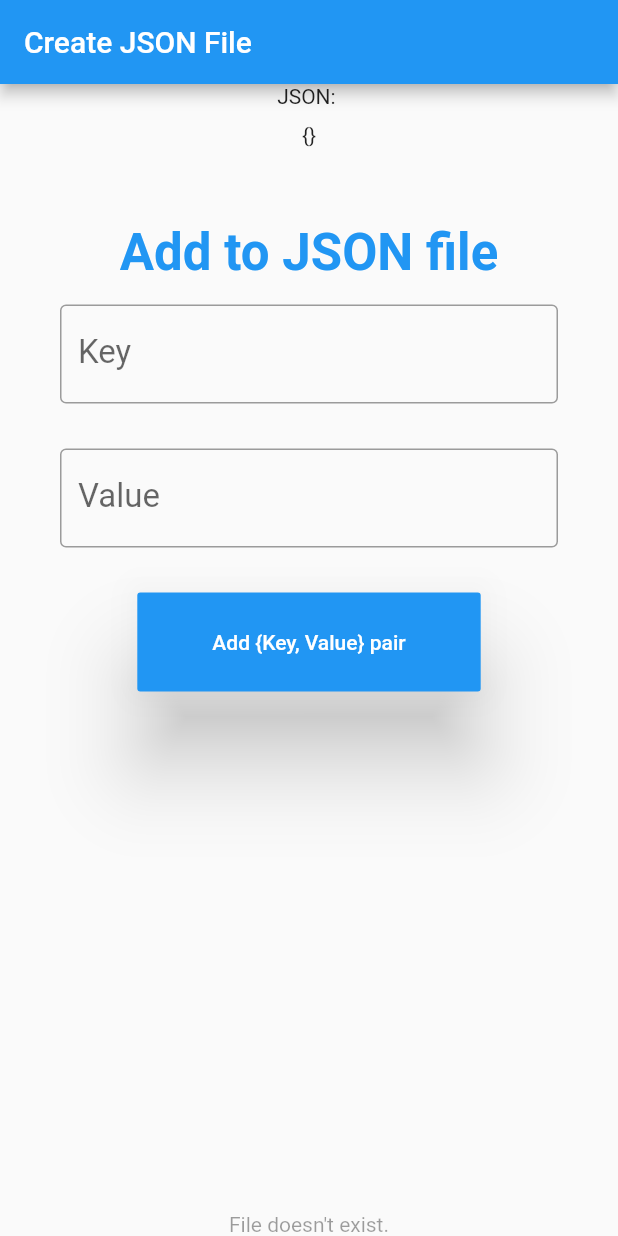
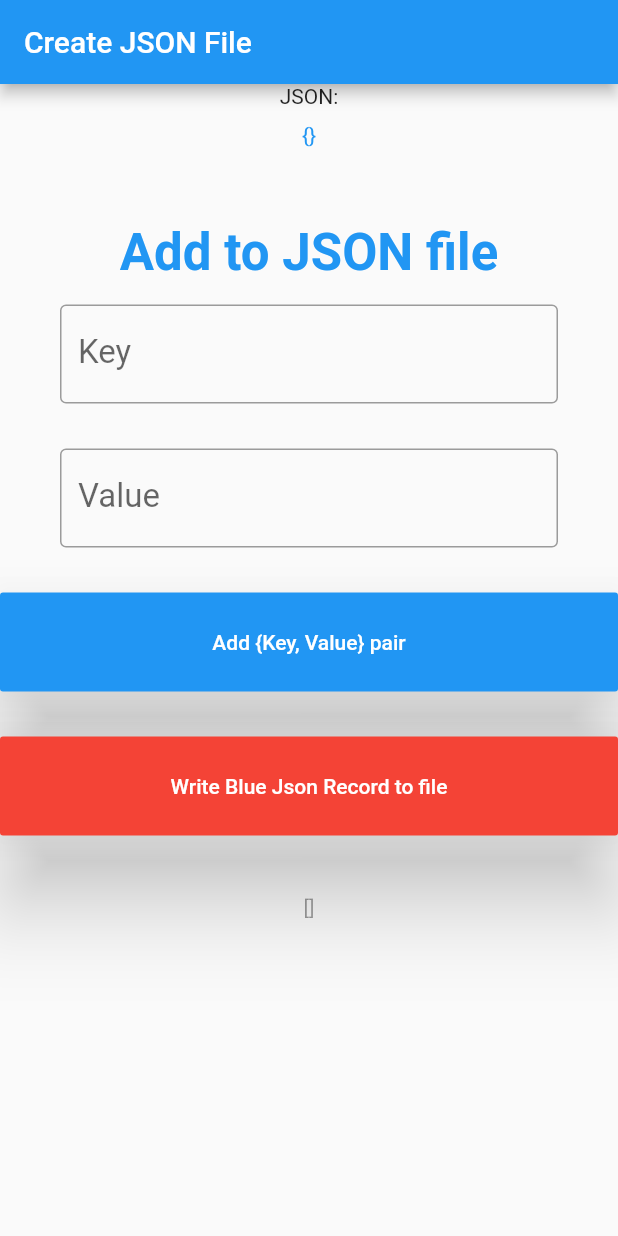
Before and after one commit to tomasbaran/save_json_file, a Flutter app: the screen it shows after launch, on a phone screen of 412 x 824 dp. Run offline on Flutter 3.47's test engine with Material 2 defaults, Android fonts, the phone set to English and light mode, and no system bars.

Commit message:
Saving multiple records of JSONs
* Saving Lists of Maps(json)
* Change Column->ListView so there is no problem view on Android

```diff
--- a/lib/main.dart
+++ b/lib/main.dart
@@ -28,8 +28,11 @@ class _MyAppState extends State<MyApp> {
   File _filePath;
 
   // First initialization of _json (if there is no json in the file)
-  Map<String, dynamic> _json = {};
-  String _jsonString;
+  Map<dynamic, dynamic> _json = {};
+  String _jsonListString;
+
+  // Initialization of List<_jsons>
+  List<dynamic> _jsonList = [];
 
   Future<String> get _localPath async {
     final directory = await getApplicationDocumentsDirectory();
@@ -41,24 +44,34 @@ class _MyAppState extends State<MyApp> {
     return File('$path/$kFileName');
   }
 
-  void _writeJson(String key, dynamic value) async {
+  void _writeJsonRecord(Map<dynamic, dynamic> _jsonInput) {
+    // 0. Get the _json
+    print('0.(_writeJsonRecord) _json: $_jsonInput');
+
+    // 1. Add new json to the List<_json>
+    _jsonList.add(_jsonInput);
+    print('1.(_writeJsonRecord) _jsonList: $_jsonList');
+
+    // 2. Convert _jsonList->_jsonListString
+    _jsonListString = jsonEncode(_jsonList);
+    print('2a.(_writeJsonRecord) _jsonListString: $_jsonListString \n \n -');
+
+    // 3. Write _jsonListString into the file
+    _filePath.writeAsString(_jsonListString);
+  }
+
+  void _writeJsonPair(String key, dynamic value) {
     // Initialize the local _filePath
     //final _filePath = await _localFile;
 
-    //1. Create _newJson<Map> from input<TextField>
-    Map<String, dynamic> _newJson = {key: value};
-    print('1.(_writeJson) _newJson: $_newJson');
+    //1. Create _newJsonPair<Map> from input<TextField>
+    Map<String, dynamic> _newJsonPair = {key: value};
+    print('1.(_writeJson) _newJsonPair: $_newJsonPair');
 
-    //2. Update _json by adding _newJson<Map> -> _json<Map>
-    _json.addAll(_newJson);
-    print('2.(_writeJson) _json(updated): $_json');
-
-    //3. Convert _json ->_jsonString
-    _jsonString = jsonEncode(_json);
-    print('3.(_writeJson) _jsonString: $_jsonString\n - \n');
-
-    //4. Write _jsonString to the _filePath
-    _filePath.writeAsString(_jsonString);
+    //2. Update _json by adding _newJsonPair<Map> -> _json<Map>
+    print('2a.(_writeJson) _json(before being updated): $_json');
+    _json.addAll(_newJsonPair);
+    print('2b.(_writeJson) _json(updated): $_json \n\n -');
   }
 
   void _readJson() async {
@@ -72,13 +85,13 @@ class _MyAppState extends State<MyApp> {
     //1. If the _file exists->read it: update initialized _json by what's in the _file
     if (_fileExists) {
       try {
-        //1. Read _jsonString<String> from the _file.
-        _jsonString = await _filePath.readAsString();
-        print('1.(_readJson) _jsonString: $_jsonString');
+        //1. Read _jsonListString<String> from the _file.
+        _jsonListString = await _filePath.readAsString();
+        print('1.(_readJson) _jsonListString: $_jsonListString');
 
-        //2. Update initialized _json by converting _jsonString<String>->_json<Map>
-        _json = jsonDecode(_jsonString);
-        print('2.(_readJson) _json: $_json \n - \n');
+        //2. Update initialized _jsonList by converting _jsonListString<String>->_jsonList<Map>
+        _jsonList = jsonDecode(_jsonListString);
+        print('2.(_readJson) _jsonList: $_jsonList');
       } catch (e) {
         // Print exception errors
         print('Tried reading _file error: $e');
@@ -93,7 +106,7 @@ class _MyAppState extends State<MyApp> {
     // Instantiate _controllerKey and _controllerValue
     _controllerKey = TextEditingController();
     _controllerValue = TextEditingController();
-    print('0. Initialized _json: $_json');
+    print('0. Initialized _jsonList: $_jsonList');
     _readJson();
   }
 
@@ -112,22 +125,28 @@ class _MyAppState extends State<MyApp> {
           title: Text('Create JSON File'),
         ),
         body: SafeArea(
-          child: Column(
-            mainAxisAlignment: MainAxisAlignment.spaceAround,
+          child: ListView(
+            //mainAxisAlignment: MainAxisAlignment.spaceAround,
             children: <Widget>[
               Text(
-                'JSON: ',
+                'JSON:',
+                textAlign: TextAlign.center,
               ),
               Padding(
                 padding:
                     const EdgeInsets.symmetric(horizontal: 30.0, vertical: 10),
-                child: Text(_json.toString()),
+                child: Text(
+                  _json.toString(),
+                  textAlign: TextAlign.center,
+                  style: TextStyle(color: Theme.of(context).primaryColor),
+                ),
               ),
               SizedBox(
                 height: 40,
               ),
               Text(
                 'Add to JSON file',
+                textAlign: TextAlign.center,
                 style: Theme.of(context)
                     .textTheme
                     .headline4
@@ -145,13 +164,10 @@ class _MyAppState extends State<MyApp> {
                 height: 15,
               ),
               RaisedButton(
-                onPressed: () async {
+                onPressed: () {
                   print(
-                      '0. Input key: ${_controllerKey.text}; Input value: ${_controllerValue.text}\n-\n');
-                  _writeJson(_controllerKey.text, _controllerValue.text);
-                  final file = await _localFile;
-                  _fileExists = await file.exists();
-                  //_fileName = file;
+                      '0. Input key: ${_controllerKey.text}; Input value: ${_controllerValue.text}');
+                  _writeJsonPair(_controllerKey.text, _controllerValue.text);
 
                   setState(() {});
                   _controllerKey.clear();
@@ -169,24 +185,38 @@ class _MyAppState extends State<MyApp> {
                 ),
               ),
               SizedBox(
+                height: 30,
+              ),
+              RaisedButton(
+                onPressed: () {
+                  _writeJsonRecord(_json);
+                  // Clear _json for the new _json
+                  _json = {};
+                  setState(() {});
+                },
+                elevation: 25.0,
+                padding: EdgeInsets.symmetric(horizontal: 50, vertical: 25),
+                //shape: ShapeBorder(),
+                color: Colors.red,
+                child: Text(
+                  'Write Blue Json Record to file',
+                  style: TextStyle(
+                    color: Colors.white,
+                  ),
+                ),
+              ),
+              SizedBox(
                 height: 40,
               ),
-              Expanded(
-                child: Align(
-                  alignment: Alignment.bottomCenter,
-                  child: Padding(
+              Padding(
                 padding: const EdgeInsets.symmetric(horizontal: 14.0),
                 child: Text(
-                      _fileExists
-                          ? _filePath.toString()
-                          : 'File doesn\'t exist.',
+                  _jsonList.toString(),
                   style: TextStyle(
                     fontSize: 14.0,
                     color: Colors.black38,
                   ),
                   textAlign: TextAlign.center,
-                    ),
-                  ),
                 ),
               ),
             ],
```
Lines whose indentation alone changed are shown as unchanged.
